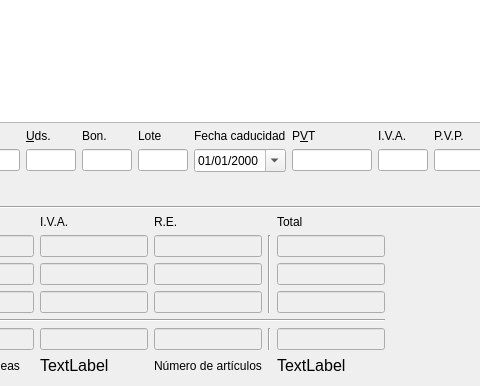
Before: the Qt Designer form pedidos.ui in Ladis72/tienda, drawn with Qt 5; both pictures show x 495 to 975 and y 252 to 638 of the 1182 by 638 pixel window.
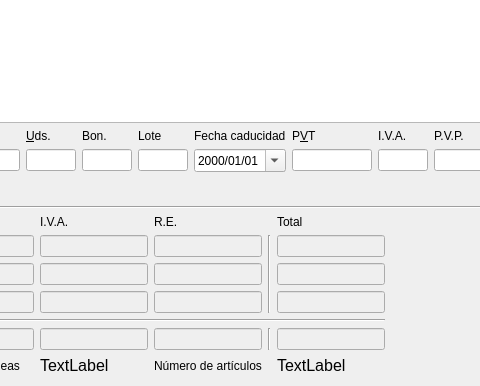
After: the same form once the commit is applied.

Diff of the .ui file:
```diff
--- a/pedidos.ui
+++ b/pedidos.ui
@@ -457,7 +457,7 @@
      <item row="1" column="5">
       <widget class="QDateEdit" name="dateEdit">
        <property name="displayFormat">
-        <string>dd/MM/yyyy</string>
+        <string>yyyy/MM/dd</string>
        </property>
        <property name="calendarPopup">
         <bool>true</bool>
```
